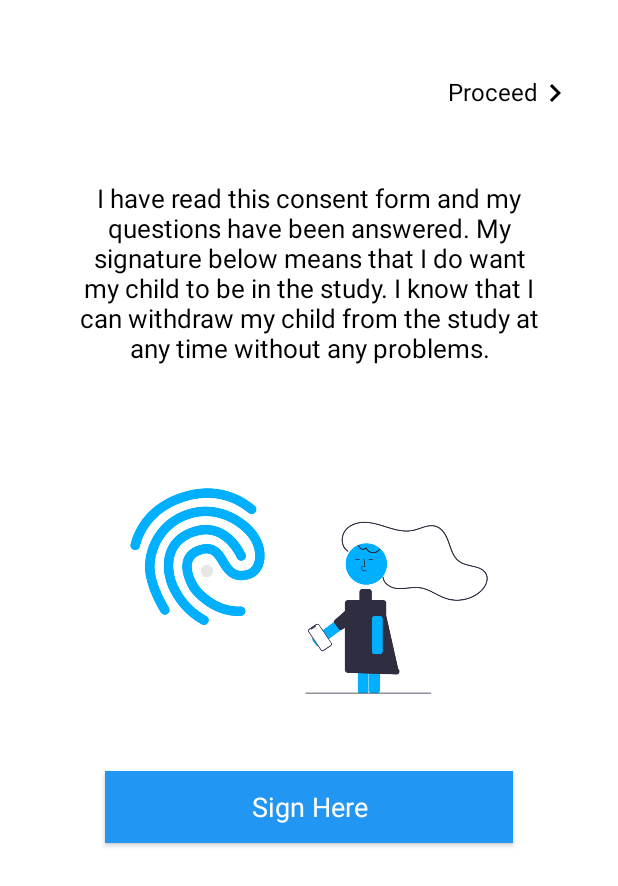
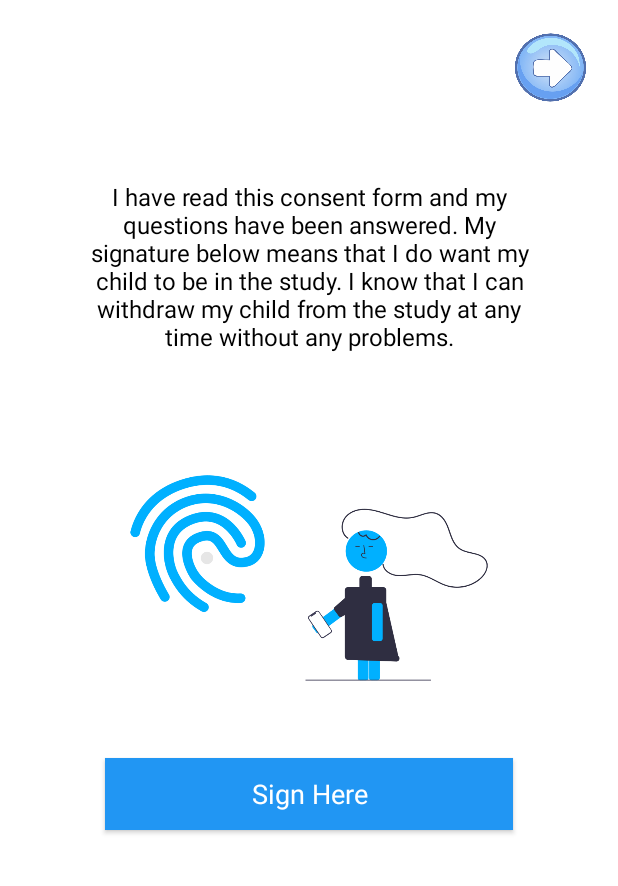
Before and after one commit to JayakodyJADKA/AttentionAssessment, an Android app: the GetParentsConsentActivity screen opened directly, with no data from a screen before it, on a phone screen of 412 x 824 dp. Shown: the top 886 px of the screen. Run offline under Robolectric (Android 15) with nearby library versions, the light colour scheme and no system bars; Roboto replaces fonts that are not available here.

Commit message:
Parents Signature UI Modification

```diff
--- a/app/src/main/java/com/anuththara18/attentionassessment/consentform/GetParentsConsentActivity.java
+++ b/app/src/main/java/com/anuththara18/attentionassessment/consentform/GetParentsConsentActivity.java
@@ -14,9 +14,13 @@ import android.graphics.drawable.BitmapDrawable;
 import android.os.Build;
 import android.os.Bundle;
 import android.os.Environment;
+import android.os.Handler;
 import android.view.View;
 import android.view.WindowManager;
+import android.view.animation.Animation;
+import android.view.animation.AnimationUtils;
 import android.widget.Button;
+import android.widget.ImageButton;
 import android.widget.ImageView;
 import android.widget.TextView;
 import android.widget.Toast;
@@ -37,18 +41,22 @@ import java.io.File;
 import java.io.FileInputStream;
 import java.io.IOException;
 
+import pl.droidsonroids.gif.GifImageView;
+
 import static android.Manifest.permission.MANAGE_EXTERNAL_STORAGE;
 import static android.Manifest.permission.READ_EXTERNAL_STORAGE;
 import static android.Manifest.permission.WRITE_EXTERNAL_STORAGE;
 
 public class GetParentsConsentActivity extends AppCompatActivity {
 
-    TextView textView3, next;
-    Button btnGetSignature;
+    TextView textView3;
+    ImageButton next;
+    public static Button btnGetSignature;
     public static ImageView fingerprintImageView;
     static int flag2 = 0;
     public SharedPreferences sharedPreferences;
     public int imageSet = 0;
+    public static GifImageView red_circle;
 
     // constant code for runtime permissions
     private static final int PERMISSION_REQUEST_CODE = 200;
@@ -69,13 +77,13 @@ public class GetParentsConsentActivity extends AppCompatActivity {
         setContentView(R.layout.activity_get_parents_consent);
 
         textView3 = (TextView) findViewById(R.id.textView3);
-        next = (TextView) findViewById(R.id.next);
+        next = findViewById(R.id.next);
         btnGetSignature = (Button)findViewById(R.id.btnGetSignature);
         fingerprintImageView = (ImageView)findViewById(R.id.fingerprintImageView);
         sharedPreferences = getSharedPreferences("ImageSet", MODE_PRIVATE);
+        red_circle = findViewById(R.id.red_circle);
 
         textView3.setText(LanguageSetter.getresources().getString(R.string.provideconsent));
-        next.setText(LanguageSetter.getresources().getString(R.string.proceed));
         btnGetSignature.setText(LanguageSetter.getresources().getString(R.string.getSignature));
 
         //textView3.setText(LanguageSetter.getresources().getString(R.string.provideConsent));
@@ -83,6 +91,22 @@ public class GetParentsConsentActivity extends AppCompatActivity {
         //btnGetSignature.setText(LanguageSetter.getresources().getString(R.string.getSignature));
 
         /*******************************************************************************************/
+
+        final Handler handler = new Handler();
+        handler.postDelayed(new Runnable() {
+            @Override
+            public void run() {
+                runOnUiThread(new Runnable() {
+                    @Override
+                    public void run() {
+                        Animation animZoomOut = AnimationUtils.loadAnimation(getApplicationContext(),R.anim.zoom_out);
+                        next.startAnimation(animZoomOut);
+                        handler.postDelayed(this, 750);
+
+                    }
+                });
+            }
+        }, 0);
 
         // below code is used for
         // checking our permissions.
--- a/app/src/main/java/com/anuththara18/attentionassessment/consentform/GetSignatureActivity.java
+++ b/app/src/main/java/com/anuththara18/attentionassessment/consentform/GetSignatureActivity.java
@@ -89,7 +89,8 @@ public class GetSignatureActivity extends AppCompatActivity {
                 //Bitmap bitmap = BitmapFactory.decodeStream(inputStream);
                 GetParentsConsentActivity.fingerprintImageView.setImageBitmap(bitmap);
                 GetParentsConsentActivity.flag2 = 1;
-
+                GetParentsConsentActivity.btnGetSignature.setText(LanguageSetter.getresources().getString(R.string.changeSignature));
+                GetParentsConsentActivity.red_circle.setVisibility(View.VISIBLE);
                 //Toast.makeText(getApplicationContext(), "Signature Recorded", Toast.LENGTH_SHORT).show();
                 finish();
 
--- a/app/src/main/res/layout/activity_get_parents_consent.xml
+++ b/app/src/main/res/layout/activity_get_parents_consent.xml
@@ -7,20 +7,25 @@
     android:background="@color/white"
     tools:context=".consentform.GetParentsConsentActivity">
 
-    <TextView
+    <ImageButton
         android:id="@+id/next"
-        android:layout_width="match_parent"
-        android:layout_height="wrap_content"
-        android:layout_marginTop="50dp"
-        android:drawableEnd="@drawable/icon_right"
-        android:drawableTint="@color/black"
-        android:gravity="right"
-        android:paddingRight="30dp"
-        android:text="@string/proceed"
-        android:textColor="@color/black"
-        android:textSize="16dp"
+        android:layout_width="50dp"
+        android:layout_height="50dp"
+        android:layout_marginRight="20dp"
+        android:layout_marginTop="20dp"
+        android:background="@drawable/right_btn"
         app:layout_constraintEnd_toEndOf="parent"
-        app:layout_constraintStart_toStartOf="parent"
+        app:layout_constraintTop_toTopOf="parent" />
+
+    <pl.droidsonroids.gif.GifImageView
+        android:id="@+id/red_circle"
+        android:layout_width="100dp"
+        android:layout_marginRight="-6dp"
+        android:layout_marginTop="-5dp"
+        android:layout_height="100dp"
+        android:visibility="invisible"
+        android:src="@drawable/red_circle"
+        app:layout_constraintEnd_toEndOf="parent"
         app:layout_constraintTop_toTopOf="parent" />
 
     <TextView
@@ -33,7 +38,7 @@
         android:layout_marginRight="50dp"
         android:text="@string/provideconsent"
         android:textColor="@color/black"
-        android:textSize="17dp"
+        android:textSize="16dp"
         app:layout_constraintEnd_toEndOf="parent"
         app:layout_constraintStart_toStartOf="parent"
         app:layout_constraintTop_toTopOf="parent" />
@@ -50,7 +55,6 @@
         app:layout_constraintStart_toEndOf="@+id/imageView"
         app:layout_constraintStart_toStartOf="parent"
         app:layout_constraintTop_toBottomOf="@+id/textView3" />
-
 
     <Button
         android:id="@+id/btnGetSignature"
--- a/app/src/main/res/values/strings.xml
+++ b/app/src/main/res/values/strings.xml
@@ -35,6 +35,7 @@
 
     <string name="provideconsent">I have read this consent form and my questions have been answered. My signature below means that I do want my child to be in the study. I know that I can withdraw my child from the study at any time without any problems.</string>
     <string name="getSignature">Sign Here</string>
+    <string name="changeSignature">Change Signature</string>
     <string name="proceed">Proceed</string>
     <string name="consentForm">Consent Form To Participate in a Research Study</string>
     <string name="clear">Clear</string>
```
Also changed, not shown: 1 other file.
